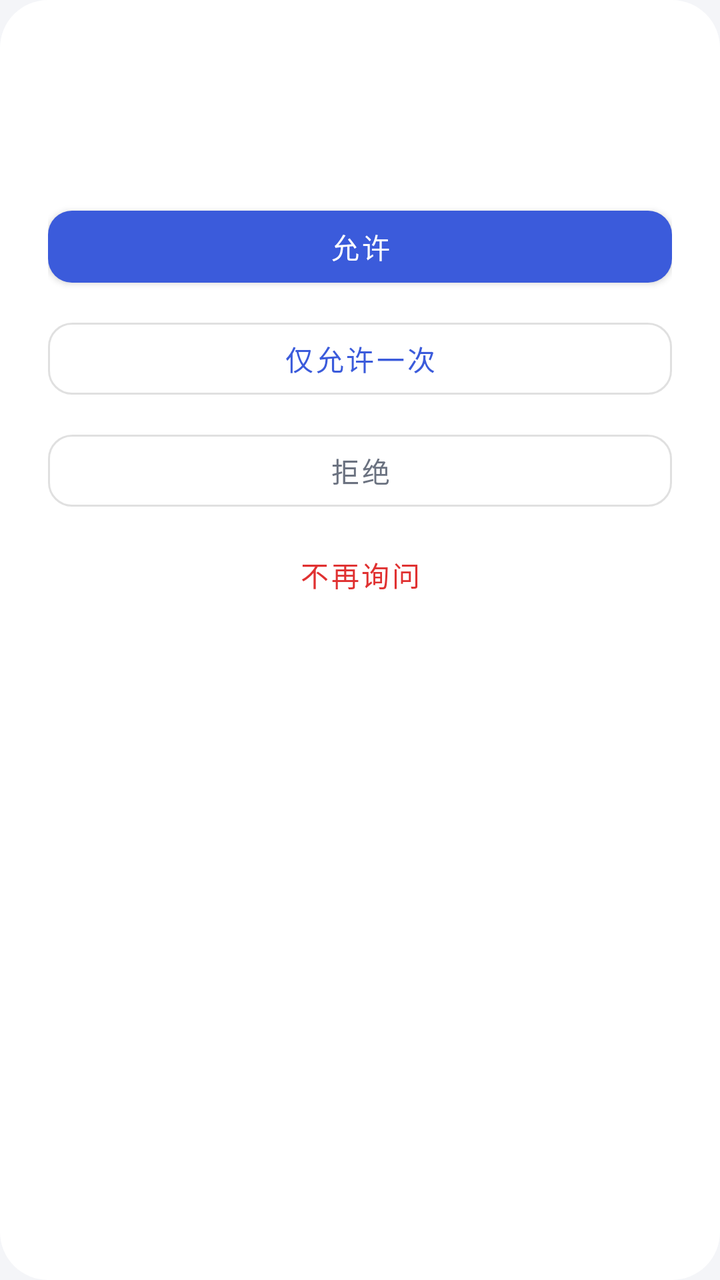
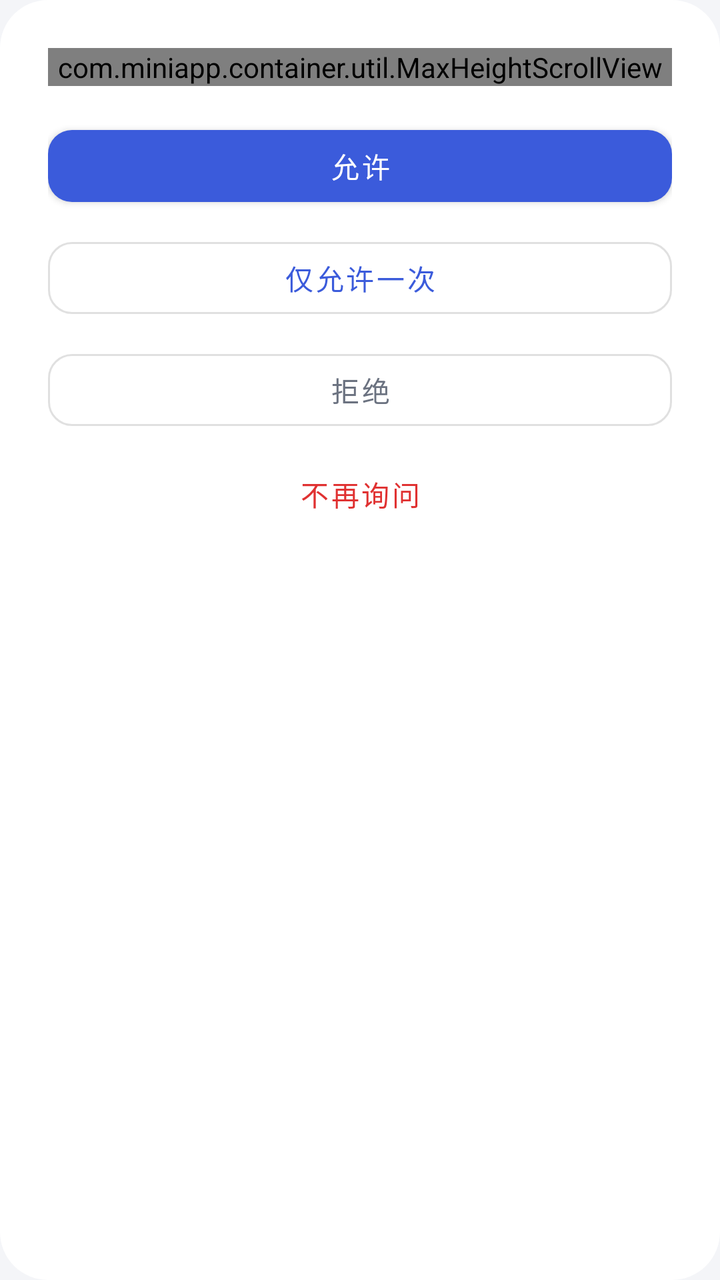

Before-and-after screenshots of an Android layout around one commit, followed by the original layout XML and the change that was made.
<!-- AndroidManifest.xml: application theme Theme.MiniApp -->
<!-- res/layout/dialog_permission.xml -->
<?xml version="1.0" encoding="utf-8"?>
<LinearLayout xmlns:android="http://schemas.android.com/apk/res/android"
    xmlns:app="http://schemas.android.com/apk/res-auto"
    android:layout_width="match_parent"
    android:layout_height="wrap_content"
    android:orientation="vertical"
    android:background="@drawable/bg_dialog_rounded"
    android:padding="24dp">

    <TextView
        android:id="@+id/tv_perm_title"
        android:layout_width="match_parent"
        android:layout_height="wrap_content"
        android:textColor="@color/text_primary"
        android:textSize="18sp"
        android:textStyle="bold" />

    <TextView
        android:id="@+id/tv_perm_desc"
        android:layout_width="match_parent"
        android:layout_height="wrap_content"
        android:layout_marginTop="12dp"
        android:lineSpacingExtra="4dp"
        android:textColor="@color/text_secondary"
        android:textSize="14sp" />

    <TextView
        android:id="@+id/tv_perm_warning"
        android:layout_width="match_parent"
        android:layout_height="wrap_content"
        android:layout_marginTop="12dp"
        android:background="@drawable/bg_warning"
        android:lineSpacingExtra="3dp"
        android:padding="12dp"
        android:textColor="@color/danger"
        android:textSize="13sp"
        android:visibility="gone" />

    <com.google.android.material.button.MaterialButton
        android:id="@+id/btn_allow"
        android:layout_width="match_parent"
        android:layout_height="wrap_content"
        android:layout_marginTop="20dp"
        android:text="允许"
        android:textColor="#FFFFFF"
        app:backgroundTint="@color/brand_primary"
        app:cornerRadius="12dp" />

    <com.google.android.material.button.MaterialButton
        android:id="@+id/btn_allow_once"
        style="@style/Widget.MaterialComponents.Button.OutlinedButton"
        android:layout_width="match_parent"
        android:layout_height="wrap_content"
        android:layout_marginTop="8dp"
        android:text="仅允许一次"
        android:textColor="@color/brand_primary"
        app:cornerRadius="12dp" />

    <com.google.android.material.button.MaterialButton
        android:id="@+id/btn_deny"
        style="@style/Widget.MaterialComponents.Button.OutlinedButton"
        android:layout_width="match_parent"
        android:layout_height="wrap_content"
        android:layout_marginTop="8dp"
        android:text="拒绝"
        android:textColor="@color/text_secondary"
        app:cornerRadius="12dp" />

    <com.google.android.material.button.MaterialButton
        android:id="@+id/btn_deny_forever"
        style="@style/Widget.MaterialComponents.Button.TextButton"
        android:layout_width="match_parent"
        android:layout_height="wrap_content"
        android:layout_marginTop="4dp"
        android:text="不再询问"
        android:textColor="@color/danger"
        app:cornerRadius="12dp" />

</LinearLayout>
<!-- resources referenced by this layout -->
<resources>
  <color name="brand_primary">#3B5BDB</color>
  <color name="danger">#E03131</color>
  <color name="text_primary">#1A1A2E</color>
  <color name="text_secondary">#6B7280</color>
  <!-- drawable bg_dialog_rounded (drawable) -->
  <?xml version="1.0" encoding="utf-8"?>
  <shape xmlns:android="http://schemas.android.com/apk/res/android"
      android:shape="rectangle">
      <solid android:color="@color/bg_card" />
      <corners android:radius="24dp" />
  </shape>
  <!-- drawable bg_warning (drawable) -->
  <?xml version="1.0" encoding="utf-8"?>
  <shape xmlns:android="http://schemas.android.com/apk/res/android"
      android:shape="rectangle">
      <solid android:color="#14E03131" />
      <corners android:radius="10dp" />
      <stroke
          android:width="1dp"
          android:color="#40E03131" />
  </shape>
  <style name="Theme.MiniApp" parent="Theme.MaterialComponents.DayNight.NoActionBar">
          <item name="colorPrimary">@color/brand_primary</item>
          <item name="colorPrimaryVariant">@color/brand_primary_dark</item>
          <item name="colorOnPrimary">#FFFFFF</item>
          <item name="colorSecondary">@color/brand_accent</item>
          <item name="colorOnSecondary">@color/text_primary</item>
          <item name="android:windowBackground">@color/bg_window</item>
          <item name="android:statusBarColor" tools:targetApi="l">@color/brand_primary_dark</item>
          
          <item name="android:windowAnimationStyle">@style/Animation.MiniApp.Activity</item>
          
          <item name="android:alertDialogTheme">@style/ThemeOverlay.MiniApp.RoundedDialog</item>
          <item name="alertDialogTheme">@style/ThemeOverlay.MiniApp.RoundedDialog</item>
          <item name="materialAlertDialogTheme">@style/ThemeOverlay.MiniApp.RoundedDialog</item>
  </style>
  <color name="bg_card">#FFFFFF</color>
  <color name="brand_primary_dark">#26398C</color>
  <color name="brand_accent">#FFC24B</color>
  <color name="bg_window">#F4F5F8</color>
  <style name="Animation.MiniApp.Activity" parent="@android:style/Animation.Activity">
          <item name="android:activityOpenEnterAnimation">@anim/slide_in_right</item>
          <item name="android:activityOpenExitAnimation">@anim/fade_out_slight</item>
          <item name="android:activityCloseEnterAnimation">@anim/fade_in_slight</item>
          <item name="android:activityCloseExitAnimation">@anim/slide_out_right</item>
      </style>
  <style name="ThemeOverlay.MiniApp.RoundedDialog" parent="ThemeOverlay.MaterialComponents.MaterialAlertDialog">
          <item name="colorPrimary">@color/brand_primary</item>
          <item name="colorSecondary">@color/brand_accent</item>
          <item name="shapeAppearanceOverlay">@style/ShapeAppearance.MiniApp.Dialog</item>
          <item name="buttonBarPositiveButtonStyle">@style/Widget.MiniApp.DialogButton</item>
          <item name="buttonBarNegativeButtonStyle">@style/Widget.MiniApp.DialogButton</item>
          <item name="buttonBarNeutralButtonStyle">@style/Widget.MiniApp.DialogButton</item>
  </style>
  <style name="ShapeAppearance.MiniApp.Dialog" parent="">
          <item name="cornerFamily">rounded</item>
          <item name="cornerSize">24dp</item>
  </style>
  <style name="Widget.MiniApp.DialogButton" parent="Widget.MaterialComponents.Button.TextButton.Dialog">
          <item name="android:textColor">@color/brand_primary</item>
      </style>
</resources>

<!-- the commit's change to res/layout/dialog_permission.xml (unified diff, before → after) -->
@@ -3,44 +3,61 @@
     xmlns:app="http://schemas.android.com/apk/res-auto"
     android:layout_width="match_parent"
     android:layout_height="wrap_content"
+    android:background="@drawable/bg_dialog_rounded"
     android:orientation="vertical"
-    android:background="@drawable/bg_dialog_rounded"
-    android:padding="24dp">
+    android:paddingStart="24dp"
+    android:paddingEnd="24dp"
+    android:paddingTop="24dp">
 
-    <TextView
-        android:id="@+id/tv_perm_title"
+    <com.miniapp.container.util.MaxHeightScrollView
+        android:id="@+id/scroll_perm"
         android:layout_width="match_parent"
         android:layout_height="wrap_content"
-        android:textColor="@color/text_primary"
-        android:textSize="18sp"
-        android:textStyle="bold" />
+        android:scrollbarStyle="insideInset">
 
-    <TextView
-        android:id="@+id/tv_perm_desc"
-        android:layout_width="match_parent"
-        android:layout_height="wrap_content"
-        android:layout_marginTop="12dp"
-        android:lineSpacingExtra="4dp"
-        android:textColor="@color/text_secondary"
-        android:textSize="14sp" />
+        <LinearLayout
+            android:layout_width="match_parent"
+            android:layout_height="wrap_content"
+            android:orientation="vertical">
 
-    <TextView
-        android:id="@+id/tv_perm_warning"
-        android:layout_width="match_parent"
-        android:layout_height="wrap_content"
-        android:layout_marginTop="12dp"
-        android:background="@drawable/bg_warning"
-        android:lineSpacingExtra="3dp"
-        android:padding="12dp"
-        android:textColor="@color/danger"
-        android:textSize="13sp"
-        android:visibility="gone" />
+            <TextView
+                android:id="@+id/tv_perm_title"
+                android:layout_width="match_parent"
+                android:layout_height="wrap_content"
+                android:textColor="@color/text_primary"
+                android:textSize="18sp"
+                android:textStyle="bold" />
 
+            <TextView
+                android:id="@+id/tv_perm_desc"
+                android:layout_width="match_parent"
+                android:layout_height="wrap_content"
+                android:layout_marginTop="12dp"
+                android:lineSpacingExtra="4dp"
+                android:textColor="@color/text_secondary"
+                android:textSize="14sp" />
+
+            <TextView
+                android:id="@+id/tv_perm_warning"
+                android:layout_width="match_parent"
+                android:layout_height="wrap_content"
+                android:layout_marginTop="12dp"
+                android:layout_marginBottom="8dp"
+                android:background="@drawable/bg_warning"
+                android:lineSpacingExtra="3dp"
+                android:padding="12dp"
+                android:textColor="@color/danger"
+                android:textSize="13sp"
+                android:visibility="gone" />
+        </LinearLayout>
+    </com.miniapp.container.util.MaxHeightScrollView>
+
+    
     <com.google.android.material.button.MaterialButton
         android:id="@+id/btn_allow"
         android:layout_width="match_parent"
         android:layout_height="wrap_content"
-        android:layout_marginTop="20dp"
+        android:layout_marginTop="16dp"
         android:text="允许"
         android:textColor="#FFFFFF"
         app:backgroundTint="@color/brand_primary"
@@ -72,6 +89,7 @@
         android:layout_width="match_parent"
         android:layout_height="wrap_content"
         android:layout_marginTop="4dp"
+        android:layout_marginBottom="20dp"
         android:text="不再询问"
         android:textColor="@color/danger"
         app:cornerRadius="12dp" />
